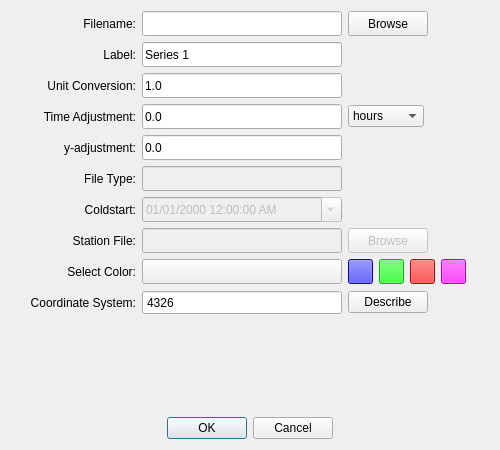
This is MetOceanViewer_GUI/ui/mov_dialog_addtimeseries.ui in zcobell/MetOceanViewer as Qt 5 draws it before an edit. The edited form follows.
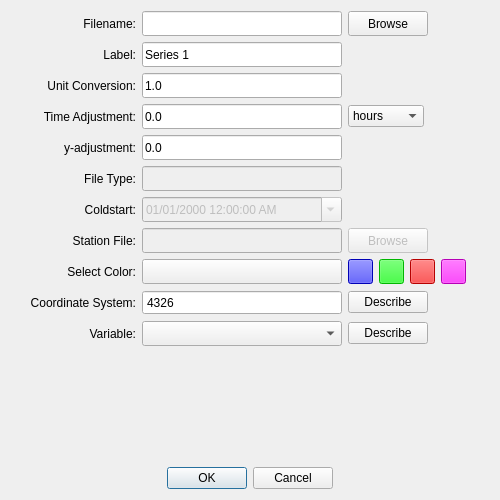
This is the edited form. Icons and pictures are not drawn.

```diff
--- a/MetOceanViewer_GUI/ui/mov_dialog_addtimeseries.ui
+++ b/MetOceanViewer_GUI/ui/mov_dialog_addtimeseries.ui
@@ -31,7 +31,7 @@
     <x>0</x>
     <y>0</y>
     <width>500</width>
-    <height>450</height>
+    <height>500</height>
    </rect>
   </property>
   <property name="sizePolicy">
@@ -43,13 +43,13 @@
   <property name="minimumSize">
    <size>
     <width>500</width>
-    <height>450</height>
+    <height>500</height>
    </size>
   </property>
   <property name="maximumSize">
    <size>
     <width>500</width>
-    <height>450</height>
+    <height>500</height>
    </size>
   </property>
   <property name="windowTitle">
@@ -863,6 +863,74 @@
      </item>
     </layout>
    </item>
+   <item>
+    <layout class="QHBoxLayout" name="horizontalLayout_11">
+     <item>
+      <widget class="QLabel" name="label_variable">
+       <property name="minimumSize">
+        <size>
+         <width>125</width>
+         <height>25</height>
+        </size>
+       </property>
+       <property name="maximumSize">
+        <size>
+         <width>125</width>
+         <height>25</height>
+        </size>
+       </property>
+       <property name="text">
+        <string>Variable:</string>
+       </property>
+       <property name="alignment">
+        <set>Qt::AlignRight|Qt::AlignTrailing|Qt::AlignVCenter</set>
+       </property>
+      </widget>
+     </item>
+     <item>
+      <widget class="QComboBox" name="combo_variableSelect">
+       <property name="sizePolicy">
+        <sizepolicy hsizetype="Fixed" vsizetype="Fixed">
+         <horstretch>0</horstretch>
+         <verstretch>0</verstretch>
+        </sizepolicy>
+       </property>
+       <property name="minimumSize">
+        <size>
+         <width>200</width>
+         <height>25</height>
+        </size>
+       </property>
+       <property name="maximumSize">
+        <size>
+         <width>200</width>
+         <height>25</height>
+        </size>
+       </property>
+      </widget>
+     </item>
+     <item>
+      <widget class="QPushButton" name="button_describeVariable">
+       <property name="text">
+        <string>Describe</string>
+       </property>
+      </widget>
+     </item>
+     <item>
+      <spacer name="horizontalSpacer_11">
+       <property name="orientation">
+        <enum>Qt::Horizontal</enum>
+       </property>
+       <property name="sizeHint" stdset="0">
+        <size>
+         <width>40</width>
+         <height>20</height>
+        </size>
+       </property>
+      </spacer>
+     </item>
+    </layout>
+   </item>
    <item>
     <spacer name="verticalSpacer">
      <property name="orientation">
```
Left out of the diff: 6 changed lines with no effect on the pictures.
